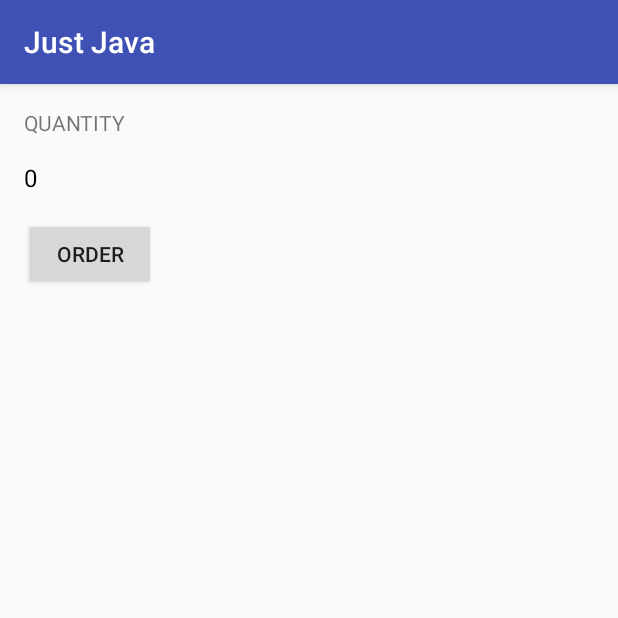
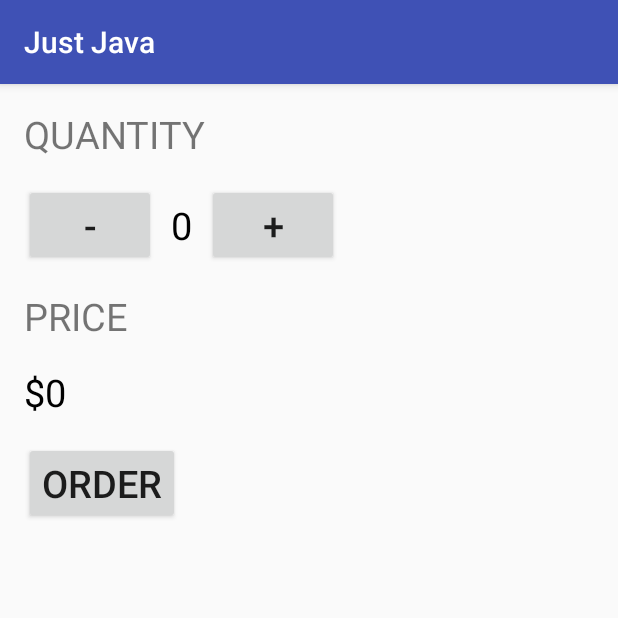
Before and after one commit to SangramMohite/android-practice, an Android app: the screen it shows after launch (MainActivity), on a phone screen of 412 x 824 dp, the top half of it. Run offline under Robolectric (Android 15) with nearby library versions, the phone set to English and light mode, and no system bars.

Commit message:
update app to match the requirement.

```diff
--- a/JustJava/app/src/main/res/layout/activity_main.xml
+++ b/JustJava/app/src/main/res/layout/activity_main.xml
@@ -15,19 +15,80 @@
         android:layout_height="wrap_content"
         android:text="Quantity"
         android:textAllCaps="true"
+        android:textSize="25sp"
+        android:layout_marginBottom="16dp"/>
+
+    <RelativeLayout
+        android:layout_width="match_parent"
+        android:layout_height="wrap_content">
+
+        <Button
+            android:id="@+id/decrementButtodId"
+            android:layout_width="wrap_content"
+            android:layout_height="wrap_content"
+            android:layout_alignParentLeft="true"
+            android:text="-"
+            android:textSize="25sp"
+            android:onClick="decrementOrder"
+            android:layout_marginBottom="16dp"
+            />
+
+        <TextView
+            android:id="@+id/quantity_text_view"
+            android:layout_width="wrap_content"
+            android:layout_height="wrap_content"
+            android:layout_toRightOf="@id/decrementButtodId"
+            android:padding="10dp"
+            android:text="0"
+            android:textSize="25sp"
+            android:textColor="@android:color/black"
+            android:layout_marginBottom="16dp"
+            />
+
+        <Button
+            android:id="@+id/increamentButtodId"
+            android:layout_width="wrap_content"
+            android:layout_height="wrap_content"
+            android:layout_toRightOf="@id/quantity_text_view"
+            android:text="+"
+            android:textSize="25sp"
+            android:onClick="incrementOrder"
+            android:layout_marginBottom="16dp"/>
+
+    </RelativeLayout>
+
+
+    <TextView
+        android:layout_width="wrap_content"
+        android:layout_height="wrap_content"
+        android:text="Price"
+        android:textAllCaps="true"
+        android:textSize="25sp"
         android:layout_marginBottom="16dp"/>
 
     <TextView
-        android:id="@+id/quantity_text_view"
+        android:id="@+id/price_text_view"
         android:layout_width="wrap_content"
         android:layout_height="wrap_content"
-        android:text="0"
-        android:textSize="16sp"
+        android:text="$0"
+        android:textSize="25sp"
         android:textColor="@android:color/black"
         />
+
     <Button
         android:layout_width="wrap_content"
         android:layout_height="wrap_content"
         android:text="Order"
-        android:layout_marginTop="16dp"/>
+        android:layout_marginTop="16dp"
+        android:onClick="submitOrder"
+        android:textSize="25sp"/>
+
+    <TextView
+        android:id="@+id/total_cost_text_view"
+        android:layout_width="wrap_content"
+        android:layout_height="wrap_content"
+        android:text=""
+        android:textSize="16sp"
+        android:textColor="@android:color/black"
+        />
 </LinearLayout>
```
Also changed, not shown: JustJava/app/src/main/java/com/example/android/justjava/MainActivity.java (+51 -1 lines).
